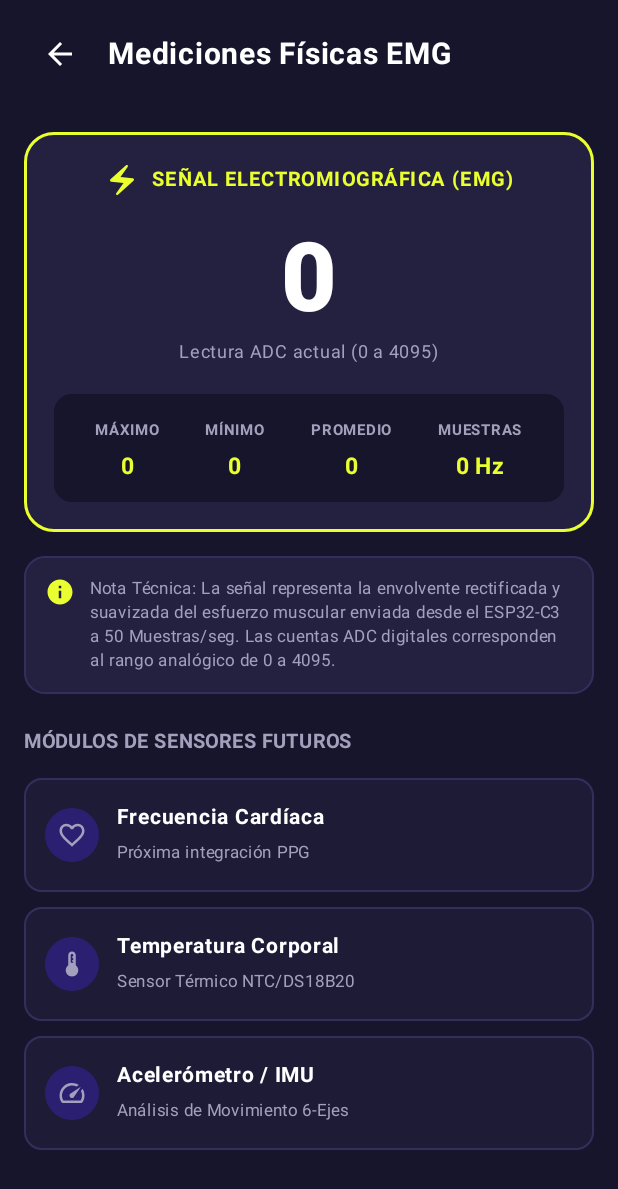
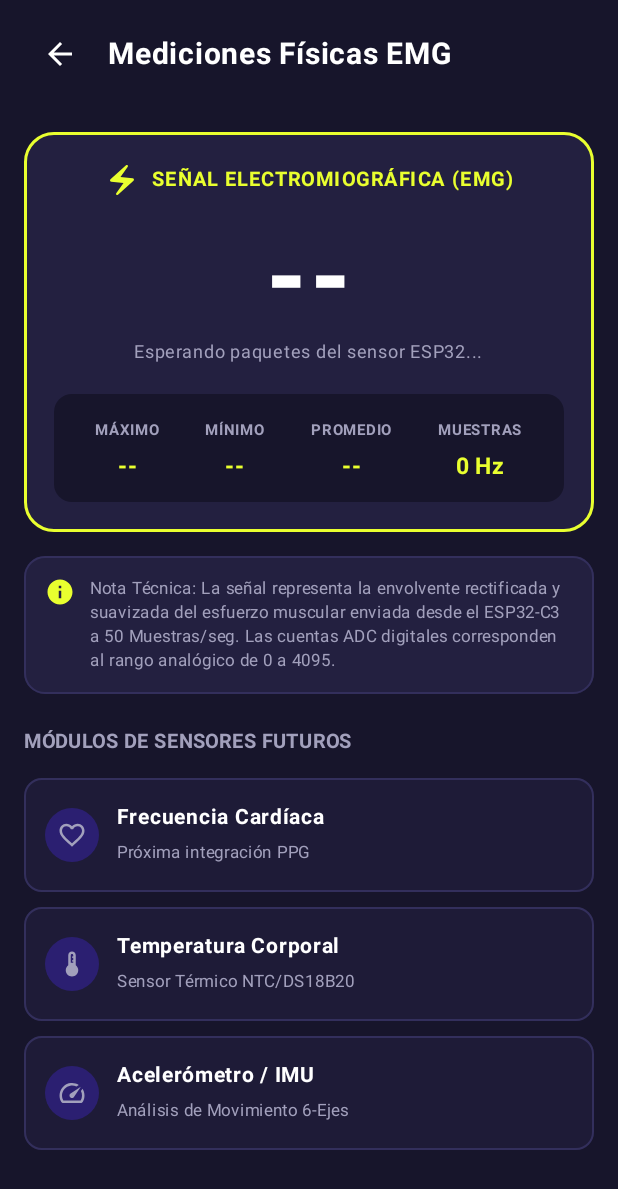
Before and after one commit to herediamilcar-glitch/LessionAmilcar, an Android app built with Jetpack Compose: the MetricsScreen screen opened through its navigation route, on a phone screen of 412 x 824 dp. Shown: the top 1189 px of the screen. Run offline under Robolectric (Android 15) with nearby library versions, the phone set to English and light mode, and no system bars; our stand-ins replace Room's generated code.

Commit message:
Show sensor data only when valid packets arrive, add gradient waveform fill and live tip marker on EMG chart

```diff
--- a/app/src/main/java/com/example/lession/ui/screens/MetricsScreen.kt
+++ b/app/src/main/java/com/example/lession/ui/screens/MetricsScreen.kt
@@ -1,7 +1,6 @@
 package com.example.lession.ui.screens
 
 import androidx.compose.foundation.background
-import androidx.compose.foundation.border
 import androidx.compose.foundation.layout.Arrangement
 import androidx.compose.foundation.layout.Box
 import androidx.compose.foundation.layout.Column
@@ -96,14 +95,14 @@ fun MetricsScreen(
                     Spacer(modifier = Modifier.height(16.dp))
 
                     Text(
-                        text = "${workoutStats.currentAdc}",
+                        text = if (workoutStats.hasReceivedData) "${workoutStats.currentAdc}" else "--",
                         fontSize = 64.sp,
                         fontWeight = FontWeight.Black,
                         color = LessionTextWhite,
                     )
 
                     Text(
-                        text = "Lectura ADC actual (0 a 4095)",
+                        text = if (workoutStats.hasReceivedData) "Lectura ADC actual (0 a 4095)" else "Esperando paquetes del sensor ESP32...",
                         fontSize = 12.sp,
                         color = LessionTextMuted,
                     )
@@ -118,10 +117,10 @@ fun MetricsScreen(
                             .padding(12.dp),
                         horizontalArrangement = Arrangement.SpaceAround,
                     ) {
-                        MetricMiniItem("MÁXIMO", "${workoutStats.maxAdc}")
-                        MetricMiniItem("MÍNIMO", "${workoutStats.minAdc}")
-                        MetricMiniItem("PROMEDIO", "${workoutStats.avgAdc}")
-                        MetricMiniItem("MUESTRAS", "${workoutStats.sampleRateHz} Hz")
+                        MetricMiniItem("MÁXIMO", if (workoutStats.hasReceivedData) "${workoutStats.maxAdc}" else "--")
+                        MetricMiniItem("MÍNIMO", if (workoutStats.hasReceivedData) "${workoutStats.minAdc}" else "--")
+                        MetricMiniItem("PROMEDIO", if (workoutStats.hasReceivedData) "${workoutStats.avgAdc}" else "--")
+                        MetricMiniItem("MUESTRAS", if (workoutStats.hasReceivedData) "${workoutStats.sampleRateHz} Hz" else "0 Hz")
                     }
                 }
             }
--- a/app/src/main/java/com/example/lession/ui/viewmodels/WorkoutViewModel.kt
+++ b/app/src/main/java/com/example/lession/ui/viewmodels/WorkoutViewModel.kt
@@ -14,6 +14,7 @@ import kotlinx.coroutines.flow.asStateFlow
 import kotlinx.coroutines.launch
 
 data class WorkoutStats(
+    val hasReceivedData: Boolean = false,
     val currentAdc: Int = 0,
     val maxAdc: Int = 0,
     val minAdc: Int = 0,
@@ -73,6 +74,7 @@ class WorkoutViewModel(
         lastHzCalcTime = now
 
         _workoutStats.value = WorkoutStats(
+            hasReceivedData = _workoutStats.value.hasReceivedData,
             isRecording = true,
             startTimeMs = now,
         )
@@ -149,6 +151,7 @@ class WorkoutViewModel(
         }
 
         _workoutStats.value = current.copy(
+            hasReceivedData = true,
             currentAdc = adc,
             maxAdc = newMax,
             minAdc = newMin,
@@ -160,7 +163,7 @@ class WorkoutViewModel(
 
         val points = _chartPoints.value.toMutableList()
         points.add(reading)
-        if (points.size > 150) {
+        if (points.size > 200) {
             points.removeAt(0)
         }
         _chartPoints.value = points
```
Also changed, not shown: app/src/main/java/com/example/lession/ui/screens/ChartScreen.kt (+42 -4 lines), app/src/main/java/com/example/lession/ui/screens/DashboardScreen.kt (+5 -5 lines).
